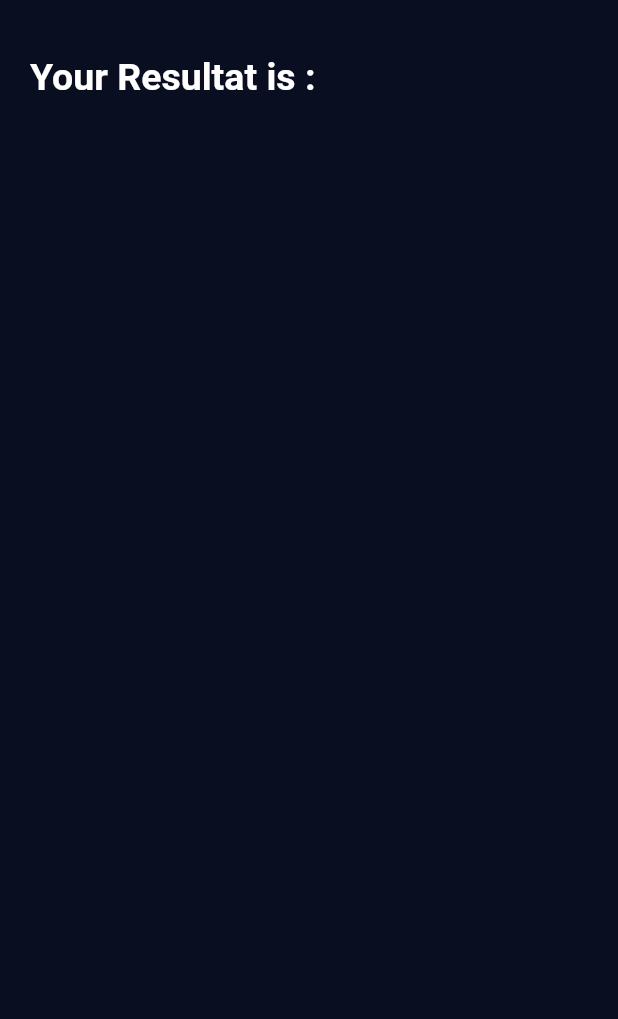
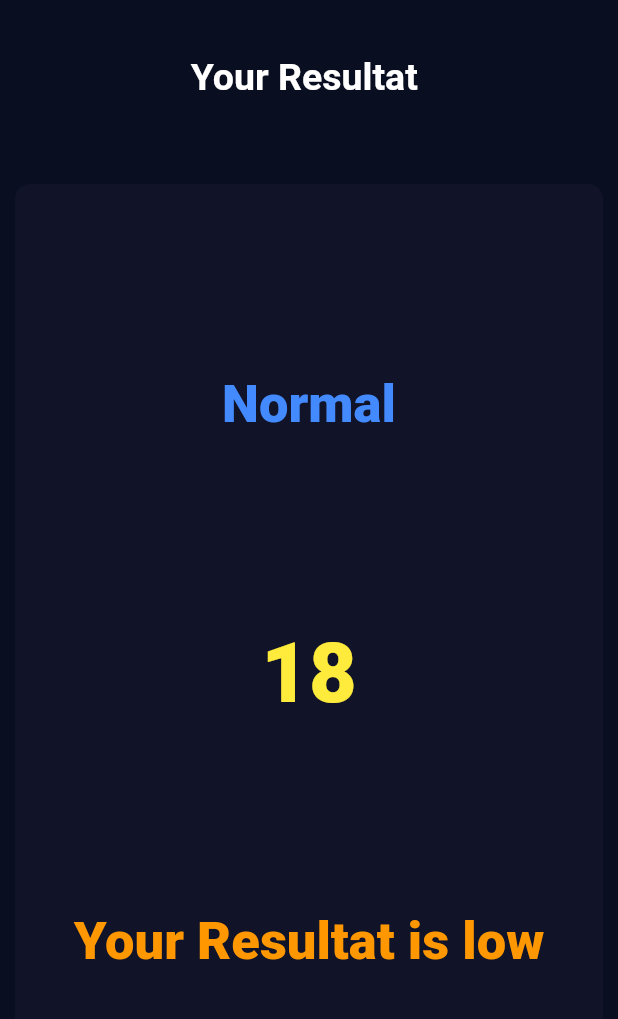
Before and after one commit to islambou9427/BMI-Flutter-UI, a Flutter app: the ResulatPage screen opened directly, on a phone screen of 412 x 824 dp, the part 59-1078 px from its top. Run offline on Flutter 3.47's test engine with Material 2 defaults, Android fonts, the phone set to English and light mode, and no system bars; our stand-ins replace font_awesome_flutter.

Commit message:
result page done !

```diff
--- a/Bmi_Calculator/lib/Screen/ResulatPage.dart
+++ b/Bmi_Calculator/lib/Screen/ResulatPage.dart
@@ -14,8 +14,48 @@ class ResulatPage extends StatelessWidget {
             child: Container(
               padding: EdgeInsets.all(20),
               child: Text(
-                'Your Resultat is :',
+                'Your Resultat ',
                 style: TextStyle(fontSize: 25, fontWeight: FontWeight.bold),
+              ),
+            ),
+          ),
+          Expanded(
+            flex: 7,
+            child: Container(
+              decoration: BoxDecoration(
+                borderRadius: BorderRadius.circular(10),
+                color: Color(0xFF111328),
+              ),
+              margin: EdgeInsets.all(10),
+              child: Column(
+                mainAxisAlignment: MainAxisAlignment.spaceEvenly,
+                crossAxisAlignment: CrossAxisAlignment.stretch,
+                children: [
+                  Text(
+                    'Normal',
+                    textAlign: TextAlign.center,
+                    style: TextStyle(
+                        fontSize: 35,
+                        fontWeight: FontWeight.w900,
+                        color: Colors.blueAccent),
+                  ),
+                  Text(
+                    '18',
+                    textAlign: TextAlign.center,
+                    style: TextStyle(
+                        fontSize: 55,
+                        fontWeight: FontWeight.w900,
+                        color: Colors.yellow),
+                  ),
+                  Text(
+                    'Your Resultat is low',
+                    textAlign: TextAlign.center,
+                    style: TextStyle(
+                        fontSize: 35,
+                        fontWeight: FontWeight.w900,
+                        color: Colors.orange),
+                  ),
+                ],
               ),
             ),
           ),
```
